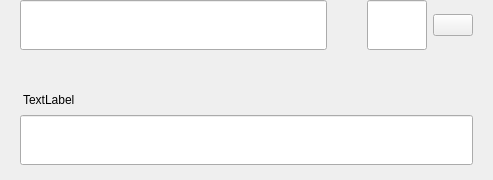
Qt form src/qt/pwrb/forms/sendmultirow.ui (PWRB-Project/PWRB) before a commit.
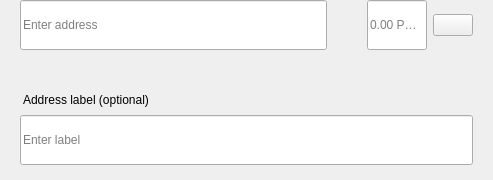
The same form after that commit.

What changed in the file:
```diff
--- a/src/qt/pwrb/forms/sendmultirow.ui
+++ b/src/qt/pwrb/forms/sendmultirow.ui
@@ -140,6 +140,9 @@
               <height>50</height>
              </size>
             </property>
+            <property name="placeholderText">
+             <string>Enter address</string>
+            </property>
            </widget>
           </item>
          </layout>
@@ -194,6 +197,9 @@
           <property name="alignment">
            <set>Qt::AlignLeading|Qt::AlignLeft|Qt::AlignVCenter</set>
           </property>
+          <property name="placeholderText">
+           <string notr="true">0.00 PWRB</string>
+          </property>
          </widget>
         </item>
         <item>
@@ -287,7 +293,7 @@
 padding:0px;</string>
         </property>
         <property name="text">
-         <string>TextLabel</string>
+         <string>Address label (optional)</string>
         </property>
        </widget>
       </item>
@@ -305,6 +311,9 @@
           <height>50</height>
          </size>
         </property>
+        <property name="placeholderText">
+         <string>Enter label</string>
+        </property>
        </widget>
       </item>
      </layout>
```
